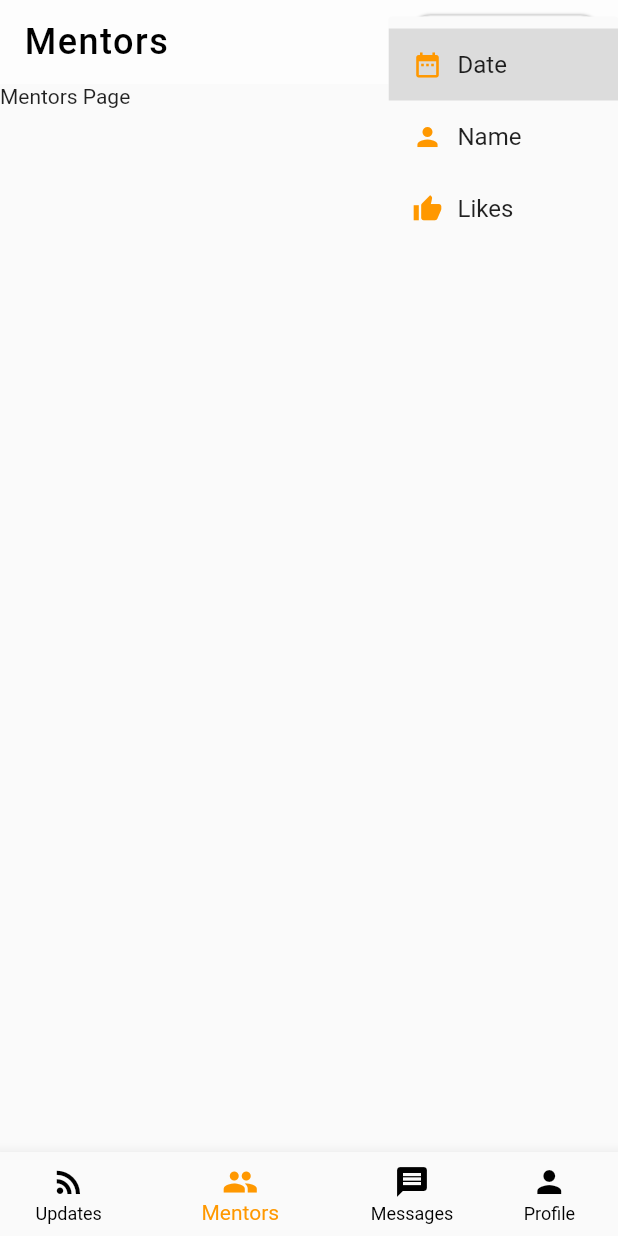
After one commit to codingbbq/mentors_social_app, a Flutter app: the screen it shows after launch, item 2 of the bottom bar chosen, after a tap on "FILTER BY", on a phone screen of 412 x 824 dp. The commit adds this screen. Run offline on Flutter 3.47's test engine with Material 2 defaults, Android fonts, the phone set to English and light mode, and no system bars.

Commit message:
Code refactor and changing the title on appBar based on the page selected

```diff
--- a/lib/main.dart
+++ b/lib/main.dart
@@ -1,5 +1,5 @@
 import 'package:flutter/material.dart';
-import 'package:mentors_social_app/pages/updates/updates_page.dart';
+import 'package:mentors_social_app/pages/mentors.dart';
 
 void main() => runApp(MentorsApp());
 
@@ -13,7 +13,7 @@ class MentorsApp extends StatelessWidget {
         primarySwatch: Colors.orange,
         accentColor: Color(0xFF313131)
       ),
-      home: UpdatesPage(),
+      home: Mentors(),
     );
   }
 }
--- /dev/null
+++ b/lib/pages/mentors.dart
@@ -0,0 +1,161 @@
+import 'package:flutter/material.dart';
+import 'package:mentors_social_app/models/filter.dart';
+import 'package:mentors_social_app/pages/mentors/mentors_page.dart';
+import 'package:mentors_social_app/pages/messages/messages_page.dart';
+import 'package:mentors_social_app/pages/profile/profile_page.dart';
+import 'package:mentors_social_app/pages/updates/updates_page.dart';
+
+class Mentors extends StatefulWidget {
+  @override
+  _MentorsState createState() => _MentorsState();
+}
+
+class _MentorsState extends State<Mentors> {
+
+  Filter _value;
+
+  // Selected index from the bottom navigation bar
+  int _currentIndex = 0;
+
+  // List of pages to display based on the bottom navigation bar
+  final List<Widget> _children = [
+    UpdatesPage(),
+    MentorsPage(),
+    MessagesPage(),
+    ProfilePage()
+  ];
+
+  final List<Widget> _header = [
+    MentorsLogo(),
+    MentorsText(mentorsText: "Mentors",),
+    MentorsText(mentorsText: "Messages",),
+    MentorsText(mentorsText: "Profile",)
+  ];
+
+  @override
+  Widget build(BuildContext context) {
+    return Scaffold(
+      appBar: AppBar(
+        elevation: 0.0,
+        backgroundColor: Color(0xFFfdfdfd),
+        leading: null,
+        automaticallyImplyLeading: false,
+        title: _header[_currentIndex],
+        actions: <Widget>[
+          Container(
+            width: 130,
+            padding: const EdgeInsets.only(left: 15.0),
+            margin: const EdgeInsets.only(
+                left: 10.0, right: 10.0, top: 10.0, bottom: 10.0),
+            decoration: BoxDecoration(
+                color: Colors.white,
+                border: Border.all(color: Color(0xFFe4e4e4)),
+                borderRadius: BorderRadius.circular(15.0),
+                boxShadow: <BoxShadow>[
+                  BoxShadow(
+                      blurRadius: 1, spreadRadius: 0, color: Colors.grey)
+                ]),
+            child: DropdownButton(
+              underline: SizedBox(),
+              icon: Icon(null),
+              elevation: 0,
+              value: _value,
+              onChanged: (Filter newValue) {
+                setState(() {
+                  _value = newValue;
+                });
+              },
+              items: filters.map<DropdownMenuItem<Filter>>((Filter filter) {
+                return DropdownMenuItem<Filter>(
+                  value: filter,
+                  child: Row(
+                    children: <Widget>[
+                      filter.icon,
+                      SizedBox(width: 10),
+                      Text(
+                        filter.filterName,
+                      )
+                    ],
+                  ),
+                );
+              }).toList(),
+              hint: Row(
+                children: <Widget>[
+                  Icon(
+                    Icons.filter_list,
+                    color: Colors.orange,
+                  ),
+                  SizedBox(width: 6),
+                  Text("FILTER BY", style: TextStyle(fontSize: 13.0),)
+                ],
+              ),
+            ),
+          )
+        ],
+      ),
+      body: _children[_currentIndex],
+      bottomNavigationBar: BottomNavigationBar(
+        onTap: (int index) {
+          setState(() {
+            _currentIndex = index;
+          });
+        },
+        backgroundColor: Colors.white,
+        selectedItemColor: Colors.orange,
+        unselectedItemColor: Colors.black,
+        currentIndex: _currentIndex,
+        showUnselectedLabels: true,
+        items: <BottomNavigationBarItem>[
+          BottomNavigationBarItem(
+            icon: Icon(Icons.rss_feed),
+            title: Text("Updates", style: TextStyle(color: Colors.black, fontSize: 16.0),)
+          ),
+          BottomNavigationBarItem(
+            icon: Icon(Icons.group),
+            title: Text("Mentors", style: TextStyle(color: Colors.black, fontSize: 16.0),)
+          ),
+          BottomNavigationBarItem(
+            icon: Icon(Icons.message),
+            title: Text("Messages", style: TextStyle(color: Colors.black, fontSize: 16.0),)
+          ),
+          BottomNavigationBarItem(
+            icon: Icon(Icons.person),
+            title: Text("Profile", style: TextStyle(color: Colors.black, fontSize: 16.0),)
+          )
+        ],
+      ),
+    );
+  }
+}
+
+class MentorsLogo extends StatelessWidget {
+  const MentorsLogo({
+    Key key,
+  }) : super(key: key);
+
+  @override
+  Widget build(BuildContext context) {
+    return Container(
+      width: 150,
+      margin: const EdgeInsets.only(top: 10.0, bottom: 10.0),
+      child: Image.asset(
+        "assets/images/mentors-app-logo.png",
+        width: 150,
+      ),
+    );
+  }
+}
+
+class MentorsText extends StatelessWidget {
+  final String mentorsText;
+
+  const MentorsText({Key key, this.mentorsText}) : super(key: key);
+
+  @override
+  Widget build(BuildContext context) {
+    return Text(
+      mentorsText,
+      style: TextStyle(fontSize: 24.0, color: Colors.black, letterSpacing: 1.0),
+    );
+  }
+}
--- /dev/null
+++ b/lib/pages/mentors/mentors_page.dart
@@ -0,0 +1,10 @@
+import 'package:flutter/material.dart';
+
+class MentorsPage extends StatelessWidget {
+  @override
+  Widget build(BuildContext context) {
+    return Container(
+      child: Text("Mentors Page"),
+    );
+  }
+}
```
Also changed, not shown: lib/pages/messages/messages_page.dart (added, +10 -0 lines), lib/pages/profile/profile_page.dart (added, +10 -0 lines), lib/pages/updates/updates_page.dart (+3 -103 lines).
